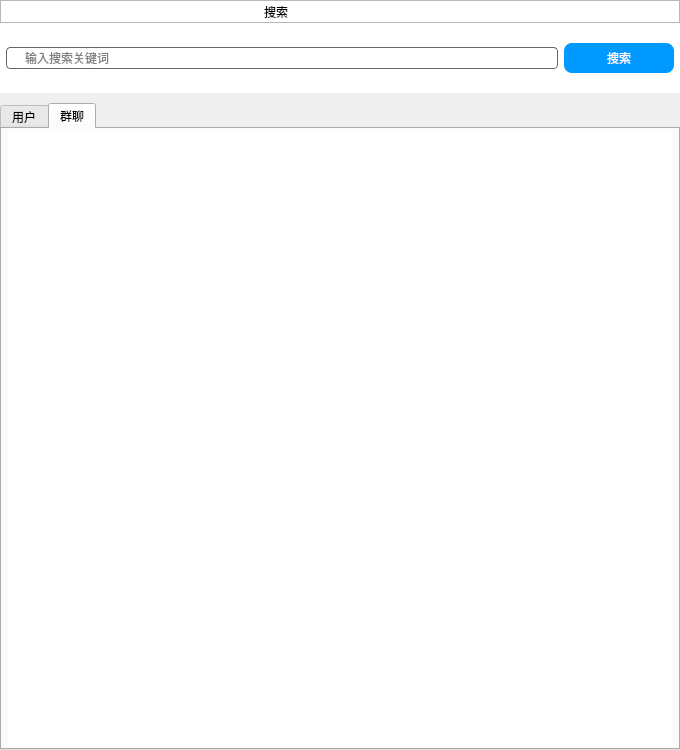
Above: addfriend.ui from 2926163840/qq-client before the change. Below: the same form after it.
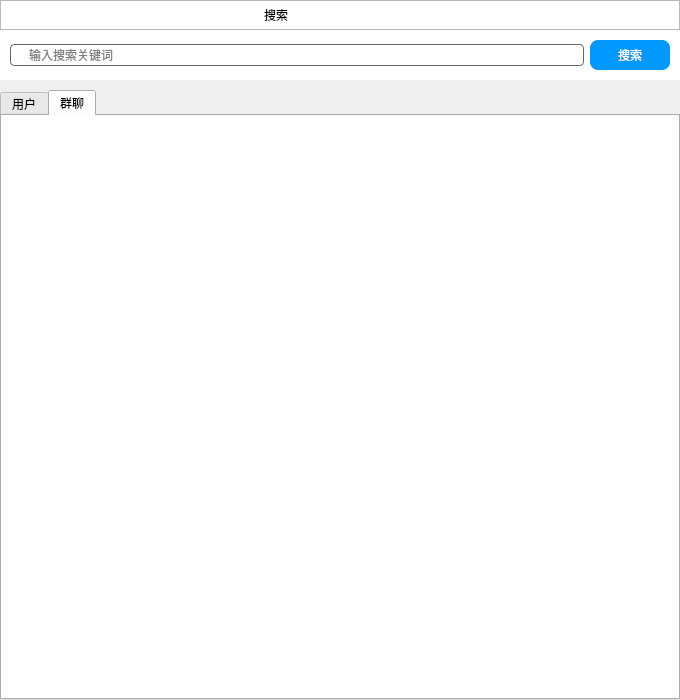
That is the form after the change. The open tabs and pages were chosen to show the change. Icons and pictures are not drawn.

```diff
--- a/addfriend.ui
+++ b/addfriend.ui
@@ -7,7 +7,7 @@
     <x>0</x>
     <y>0</y>
     <width>680</width>
-    <height>750</height>
+    <height>700</height>
    </rect>
   </property>
   <property name="minimumSize">
@@ -87,7 +87,7 @@
 	background-color:#D4D4D4;
 }</string>
   </property>
-  <layout class="QVBoxLayout" name="verticalLayout_6" stretch="1,7">
+  <layout class="QVBoxLayout" name="verticalLayout_6" stretch="0,1">
    <property name="spacing">
     <number>10</number>
    </property>
@@ -105,7 +105,7 @@
    </property>
    <item>
     <widget class="QWidget" name="widget_2" native="true">
-     <layout class="QVBoxLayout" name="verticalLayout_5" stretch="1,3">
+     <layout class="QVBoxLayout" name="verticalLayout_5" stretch="1,0">
       <property name="spacing">
        <number>0</number>
       </property>
@@ -123,6 +123,18 @@
       </property>
       <item>
        <widget class="QFrame" name="titlebar">
+        <property name="minimumSize">
+         <size>
+          <width>0</width>
+          <height>30</height>
+         </size>
+        </property>
+        <property name="maximumSize">
+         <size>
+          <width>16777215</width>
+          <height>30</height>
+         </size>
+        </property>
         <property name="frameShape">
          <enum>QFrame::StyledPanel</enum>
         </property>
@@ -264,18 +276,30 @@
       </item>
       <item>
        <widget class="QWidget" name="widget" native="true">
+        <property name="minimumSize">
+         <size>
+          <width>0</width>
+          <height>50</height>
+         </size>
+        </property>
+        <property name="maximumSize">
+         <size>
+          <width>16777215</width>
+          <height>50</height>
+         </size>
+        </property>
         <layout class="QHBoxLayout" name="horizontalLayout_2" stretch="5,1">
          <property name="spacing">
           <number>6</number>
          </property>
          <property name="leftMargin">
-          <number>6</number>
+          <number>10</number>
          </property>
          <property name="topMargin">
           <number>0</number>
          </property>
          <property name="rightMargin">
-          <number>6</number>
+          <number>10</number>
          </property>
          <property name="bottomMargin">
           <number>0</number>
@@ -289,6 +313,18 @@
          </item>
          <item>
           <widget class="QPushButton" name="search">
+           <property name="minimumSize">
+            <size>
+             <width>80</width>
+             <height>30</height>
+            </size>
+           </property>
+           <property name="maximumSize">
+            <size>
+             <width>80</width>
+             <height>30</height>
+            </size>
+           </property>
            <property name="text">
             <string>搜索</string>
            </property>
@@ -303,7 +339,7 @@
    <item>
     <widget class="QTabWidget" name="tabWidget">
      <property name="currentIndex">
-      <number>0</number>
+      <number>1</number>
      </property>
      <widget class="QWidget" name="user">
       <attribute name="title">
```
